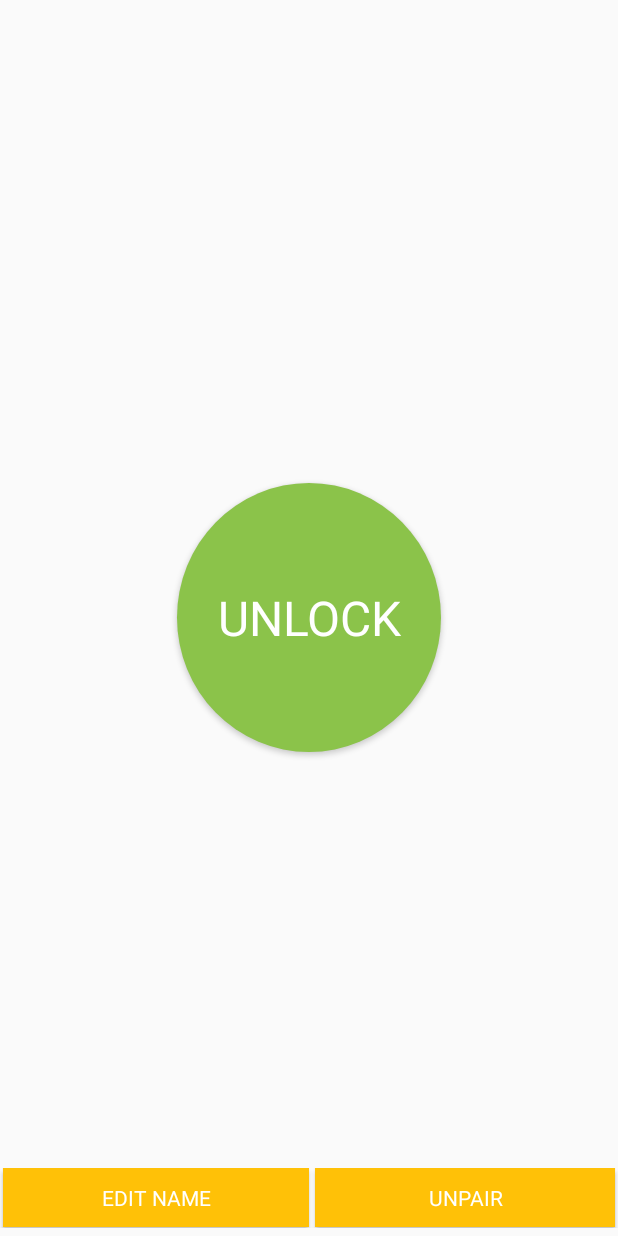
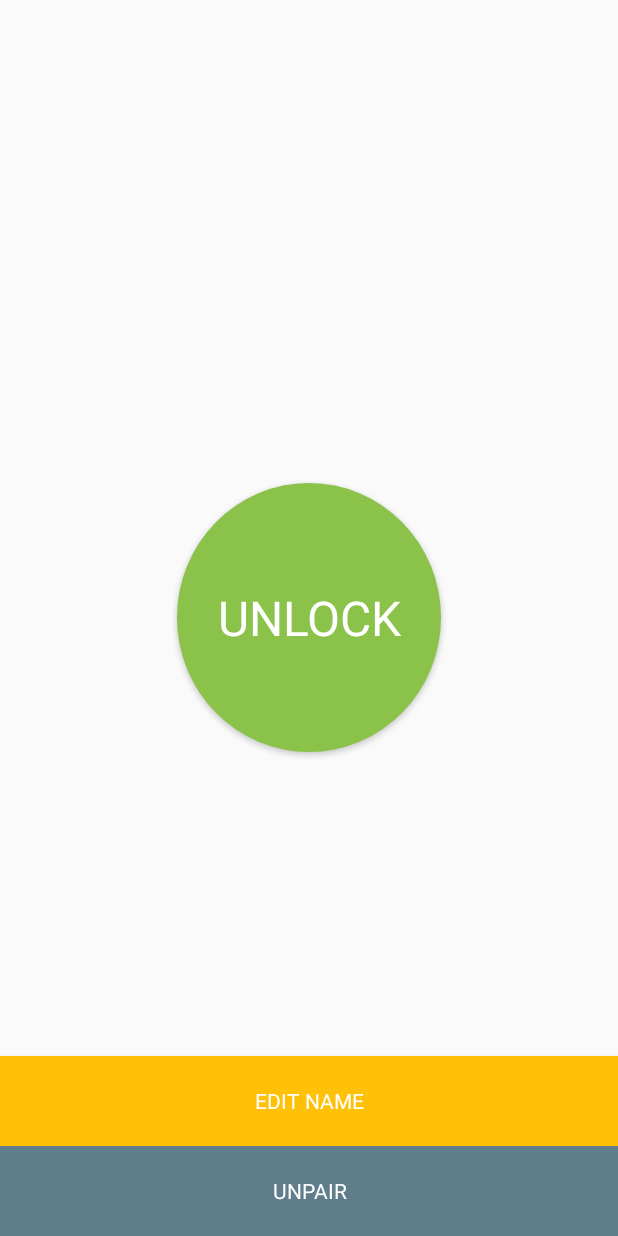
Before and after one commit to alombardo4/BikeLockAndroid, an Android app: the fragment HomeFragment shown on its own in the app's theme, on a phone screen of 412 x 824 dp. Run offline under Robolectric (Android 15) with nearby library versions, the phone set to English and light mode, and no system bars; 1 statement that could not run was skipped.

Commit message:
Updated buttons at the bottom

```diff
--- a/app/src/main/res/drawable/delete_pressed.xml
+++ b/app/src/main/res/drawable/delete_pressed.xml
@@ -1,8 +1,8 @@
 <?xml version="1.0" encoding="utf-8"?>
 <layer-list xmlns:android="http://schemas.android.com/apk/res/android">
-    <item android:bottom="1dp" android:left="2dp" android:right="2dp">
+    <item>
         <shape android:shape="rectangle">
-            <solid android:color="@color/accent_dark" />
+            <solid android:color="@color/primary_dark" />
             <padding android:bottom="10dp" android:left="10dp"
                 android:right="10dp" android:top="10dp" />
 
--- a/app/src/main/res/drawable/delete_unpressed.xml
+++ b/app/src/main/res/drawable/delete_unpressed.xml
@@ -1,8 +1,8 @@
 <?xml version="1.0" encoding="utf-8"?>
 <layer-list xmlns:android="http://schemas.android.com/apk/res/android">
-    <item android:bottom="1dp" android:left="2dp" android:right="2dp">
+    <item>
         <shape android:shape="rectangle">
-            <solid android:color="@color/accent" />
+            <solid android:color="@color/primary" />
             <padding android:bottom="10dp" android:left="10dp"
                 android:right="10dp" android:top="10dp" />
 
--- a/app/src/main/res/drawable/edit_pressed.xml
+++ b/app/src/main/res/drawable/edit_pressed.xml
@@ -1,6 +1,6 @@
 <?xml version="1.0" encoding="utf-8"?>
 <layer-list xmlns:android="http://schemas.android.com/apk/res/android">
-    <item android:bottom="1dp" android:left="2dp" android:right="2dp">
+    <item>
         <shape android:shape="rectangle">
             <solid android:color="@color/accent_dark" />
             <padding android:bottom="10dp" android:left="10dp"
--- a/app/src/main/res/drawable/edit_unpressed.xml
+++ b/app/src/main/res/drawable/edit_unpressed.xml
@@ -1,7 +1,7 @@
 <?xml version="1.0" encoding="utf-8"?>
 <layer-list xmlns:android="http://schemas.android.com/apk/res/android">
 
-    <item android:bottom="1dp" android:left="2dp" android:right="2dp">
+    <item>
         <shape android:shape="rectangle">
             <solid android:color="@color/accent" />
             <padding android:bottom="10dp" android:left="10dp"
--- a/app/src/main/res/layout/fragment_home.xml
+++ b/app/src/main/res/layout/fragment_home.xml
@@ -28,38 +28,30 @@
         android:textColor="@android:color/white"
         android:layout_centerVertical="true"
         android:layout_centerHorizontal="true" />
-    <LinearLayout
-        android:layout_width="match_parent"
-        android:layout_height="wrap_content"
-        android:orientation="horizontal"
-        android:gravity="center_horizontal"
-        android:layout_marginBottom="5dp"
-        android:layout_alignParentBottom="true"
-        android:layout_alignParentStart="true"
-        android:weightSum="2">
+
 
     <Button
-            android:layout_height="40dp"
+        android:layout_height="60dp"
         android:text="@string/edit_name"
         android:fontFamily="sans-serif"
         android:id="@+id/edit_button"
         android:background="@drawable/edit_button_selector"
         android:textColor="@android:color/white"
         android:layout_weight="1"
-            android:layout_toStartOf="@+id/lock_name"
-            android:layout_width="wrap_content" />
-
+        android:layout_width="wrap_content"
+        android:layout_above="@+id/delete_button"
+        android:layout_alignParentEnd="true"
+        android:layout_alignParentStart="true" />
     <Button
-            android:layout_height="40dp"
+        android:layout_height="60dp"
         android:text="@string/unpair"
         android:fontFamily="sans-serif"
         android:textColor="@android:color/white"
         android:id="@+id/delete_button"
         android:background="@drawable/delete_button_selector"
-            android:layout_weight="1"
         android:layout_toEndOf="@+id/edit_button"
-            android:layout_width="wrap_content" />
-
-    </LinearLayout>
+        android:layout_alignParentBottom="true"
+        android:layout_width="match_parent"
+        android:layout_alignParentStart="true" />
 
 </RelativeLayout>
--- /dev/null
+++ b/app/src/main/res/values-v21/styles.xml
@@ -0,0 +1,18 @@
+<?xml version="1.0" encoding="utf-8"?>
+<resources>
+
+    <style name="AppBaseTheme" parent="Theme.AppCompat.Light.NoActionBar">
+        <!-- Set AppCompat’s actionBarStyle -->
+        <item name="colorAccent">@color/accent</item>
+        <!-- Set AppCompat’s color theming attrs -->
+        <item name="colorPrimary">@color/primary</item>
+        <item name="colorPrimaryDark">@color/primary_dark</item>
+        <item name="android:navigationBarColor">@color/primary</item>
+        <!-- The rest of your attributes -->
+        <!--
+            Theme customizations available in newer API levels can go in
+            res/values-vXX/styles.xml, while customizations related to
+            backward-compatibility can go here.
+        -->
+    </style>
+</resources>
--- a/app/src/main/res/values/styles.xml
+++ b/app/src/main/res/values/styles.xml
@@ -10,7 +10,7 @@
         <!-- Set AppCompat’s color theming attrs -->
         <item name="colorPrimary">@color/primary</item>
         <item name="colorPrimaryDark">@color/primary_dark</item>
-
+        <item name="android:navigationBarColor">@color/accent</item>
         <!-- The rest of your attributes -->
         <!--
             Theme customizations available in newer API levels can go in
```
Also changed, not shown: 196 other files. Lines whose indentation alone changed are shown as unchanged.
